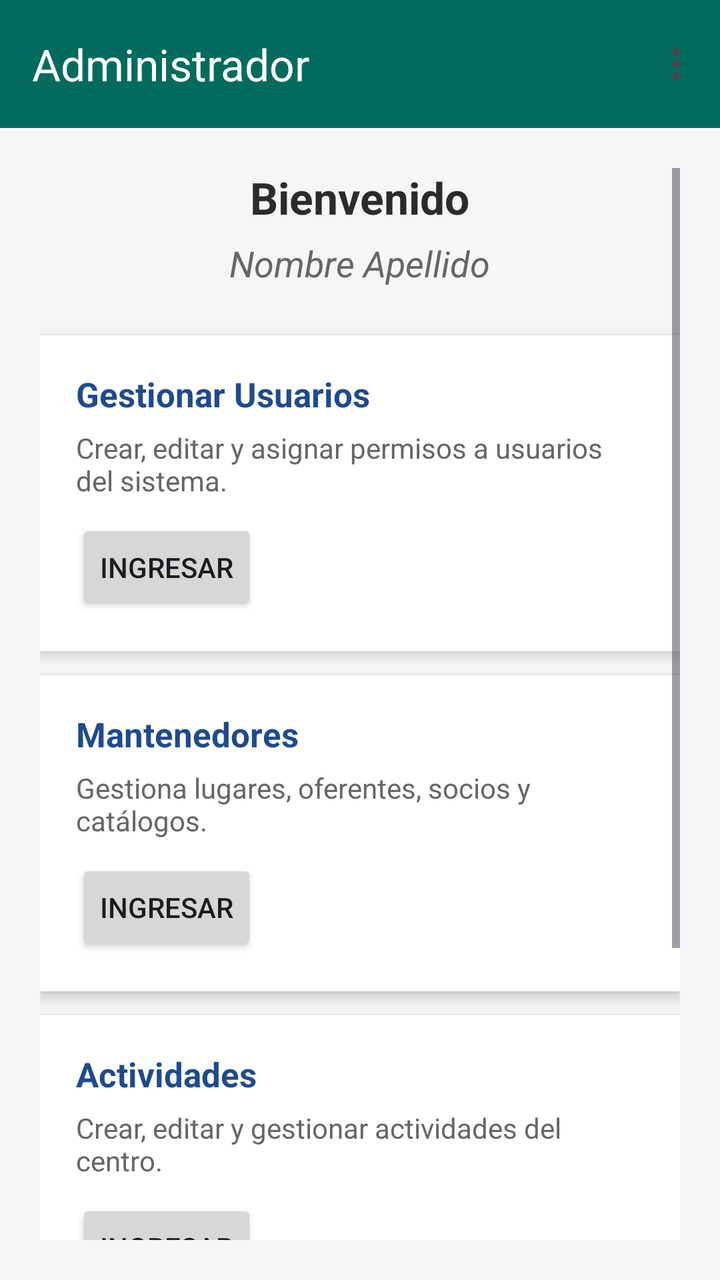
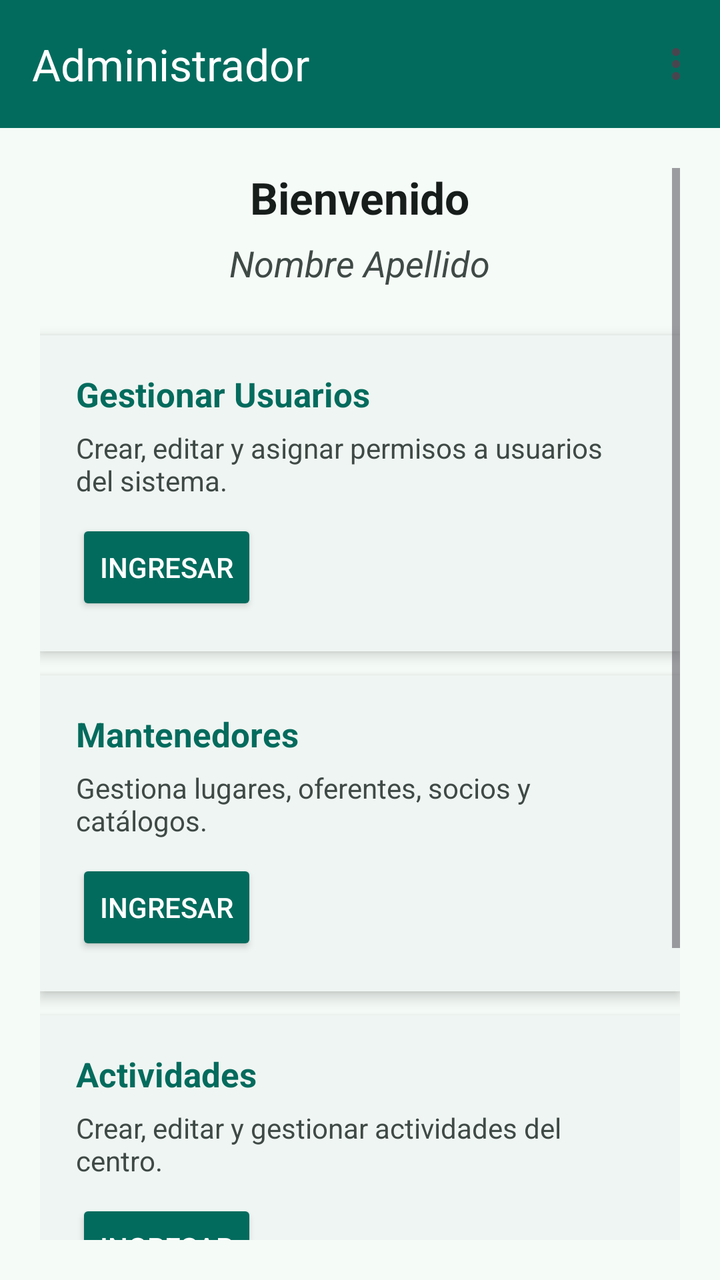

Before-and-after screenshots of an Android layout around one commit, followed by the original layout XML and the change that was made.
<!-- AndroidManifest.xml: application theme AppTheme -->
<!-- res/layout/activity_admin_dashboard.xml -->
<?xml version="1.0" encoding="utf-8"?>
<LinearLayout xmlns:android="http://schemas.android.com/apk/res/android"
    xmlns:app="http://schemas.android.com/apk/res-auto"
    xmlns:tools="http://schemas.android.com/tools"
    android:layout_width="match_parent"
    android:layout_height="match_parent"
    android:orientation="vertical"
    android:background="#F6F6F8"
    android:fitsSystemWindows="true"
    tools:context=".admin.AdminActivity">

    
    <com.google.android.material.appbar.AppBarLayout
        android:layout_width="match_parent"
        android:layout_height="wrap_content"
        android:fitsSystemWindows="true">

        <com.google.android.material.appbar.MaterialToolbar
            android:id="@+id/toolbar"
            android:layout_width="match_parent"
            android:layout_height="?attr/actionBarSize"
            android:background="@color/colorPrimary"
            android:elevation="4dp"
            app:title="Administrador"
            app:titleTextColor="@android:color/white"
            app:menu="@menu/menu_admin" />

    </com.google.android.material.appbar.AppBarLayout>

    
    <ScrollView
        android:layout_width="match_parent"
        android:layout_height="match_parent"
        android:padding="20dp">

        <LinearLayout
            android:layout_width="match_parent"
            android:layout_height="wrap_content"
            android:orientation="vertical"
            android:gravity="center_horizontal">

            
            <TextView
                android:id="@+id/txtBienvenida"
                android:layout_width="wrap_content"
                android:layout_height="wrap_content"
                android:text="Bienvenido"
                android:textSize="22sp"
                android:textStyle="bold"
                android:textColor="#2B2B2B"
                android:paddingBottom="6dp"/>

            <TextView
                android:id="@+id/txtNombreUsuario"
                android:layout_width="wrap_content"
                android:layout_height="wrap_content"
                android:text="Nombre Apellido"
                android:textSize="18sp"
                android:textStyle="italic"
                android:textColor="#666666"
                android:paddingBottom="24dp"/>

            
            <LinearLayout
                android:id="@+id/cardUsuarios"
                android:layout_width="match_parent"
                android:layout_height="wrap_content"
                android:orientation="vertical"
                android:padding="18dp"
                android:layout_marginBottom="12dp"
                android:background="#FFFFFF"
                android:elevation="4dp">

                <TextView
                    android:layout_width="wrap_content"
                    android:layout_height="wrap_content"
                    android:text="Gestionar Usuarios"
                    android:textSize="17sp"
                    android:textStyle="bold"
                    android:textColor="#1F4B8B"/>

                <TextView
                    android:layout_width="wrap_content"
                    android:layout_height="wrap_content"
                    android:text="Crear, editar y asignar permisos a usuarios del sistema."
                    android:textSize="14sp"
                    android:textColor="#666666"
                    android:paddingTop="6dp"
                    android:paddingBottom="10dp"/>

                <Button
                    android:id="@+id/btnGestionUsuarios"
                    android:layout_width="wrap_content"
                    android:layout_height="wrap_content"
                    android:text="Ingresar" />
            </LinearLayout>

            
            <LinearLayout
                android:id="@+id/cardMantenedores"
                android:layout_width="match_parent"
                android:layout_height="wrap_content"
                android:orientation="vertical"
                android:padding="18dp"
                android:layout_marginBottom="12dp"
                android:background="#FFFFFF"
                android:elevation="4dp">

                <TextView
                    android:layout_width="wrap_content"
                    android:layout_height="wrap_content"
                    android:text="Mantenedores"
                    android:textSize="17sp"
                    android:textStyle="bold"
                    android:textColor="#1F4B8B"/>

                <TextView
                    android:layout_width="wrap_content"
                    android:layout_height="wrap_content"
                    android:text="Gestiona lugares, oferentes, socios y catálogos."
                    android:textSize="14sp"
                    android:textColor="#666666"
                    android:paddingTop="6dp"
                    android:paddingBottom="10dp"/>

                <Button
                    android:id="@+id/btnMantenedores"
                    android:layout_width="wrap_content"
                    android:layout_height="wrap_content"
                    android:text="Ingresar" />
            </LinearLayout>

            
            <LinearLayout
                android:id="@+id/cardActividades"
                android:layout_width="match_parent"
                android:layout_height="wrap_content"
                android:orientation="vertical"
                android:padding="18dp"
                android:layout_marginBottom="12dp"
                android:background="#FFFFFF"
                android:elevation="4dp">

                <TextView
                    android:layout_width="wrap_content"
                    android:layout_height="wrap_content"
                    android:text="Actividades"
                    android:textSize="17sp"
                    android:textStyle="bold"
                    android:textColor="#1F4B8B"/>

                <TextView
                    android:layout_width="wrap_content"
                    android:layout_height="wrap_content"
                    android:text="Crear, editar y gestionar actividades del centro."
                    android:textSize="14sp"
                    android:textColor="#666666"
                    android:paddingTop="6dp"
                    android:paddingBottom="10dp"/>

                <Button
                    android:id="@+id/btnActividades"
                    android:layout_width="wrap_content"
                    android:layout_height="wrap_content"
                    android:text="Ingresar" />
            </LinearLayout>

            
            <LinearLayout
                android:id="@+id/cardCalendario"
                android:layout_width="match_parent"
                android:layout_height="wrap_content"
                android:orientation="vertical"
                android:padding="18dp"
                android:layout_marginBottom="20dp"
                android:background="#FFFFFF"
                android:elevation="4dp">

                <TextView
                    android:layout_width="wrap_content"
                    android:layout_height="wrap_content"
                    android:text="Calendario"
                    android:textSize="17sp"
                    android:textStyle="bold"
                    android:textColor="#1F4B8B"/>

                <TextView
                    android:layout_width="wrap_content"
                    android:layout_height="wrap_content"
                    android:text="Supervisa citas, actividades y agenda del centro."
                    android:textSize="14sp"
                    android:textColor="#666666"
                    android:paddingTop="6dp"
                    android:paddingBottom="10dp"/>

                <Button
                    android:id="@+id/btnCalendario"
                    android:layout_width="wrap_content"
                    android:layout_height="wrap_content"
                    android:text="Ingresar" />
            </LinearLayout>

        </LinearLayout>
    </ScrollView>

</LinearLayout>
<!-- resources referenced by this layout -->
<resources>
  <color name="colorPrimary">@color/md_theme_primary</color>
  <color name="md_theme_primary">#036B5D</color>
  <color name="md_theme_onPrimary">#FFFFFF</color>
  <color name="md_theme_primaryContainer">#9FF2E0</color>
  <color name="md_theme_onPrimaryContainer">#005045</color>
  <color name="md_theme_secondary">#016B5D</color>
  <color name="md_theme_onSecondary">#FFFFFF</color>
  <color name="md_theme_secondaryContainer">#9FF2E1</color>
  <color name="md_theme_onSecondaryContainer">#005046</color>
  <color name="md_theme_tertiary">#016B5D</color>
  <color name="md_theme_onTertiary">#FFFFFF</color>
  <color name="md_theme_tertiaryContainer">#9FF2E1</color>
  <color name="md_theme_onTertiaryContainer">#005046</color>
  <color name="md_theme_error">#BA1A1A</color>
  <color name="md_theme_onError">#FFFFFF</color>
  <color name="md_theme_errorContainer">#FFDAD6</color>
  <color name="md_theme_onErrorContainer">#93000A</color>
  <color name="md_theme_background">#F5FBF7</color>
  <color name="md_theme_onBackground">#171D1B</color>
  <color name="md_theme_surface">#F5FBF7</color>
  <color name="md_theme_onSurface">#171D1B</color>
  <color name="md_theme_surfaceVariant">#DAE5E1</color>
  <color name="md_theme_onSurfaceVariant">#3F4946</color>
  <color name="md_theme_outline">#6F7976</color>
  <color name="md_theme_outlineVariant">#BEC9C5</color>
  <color name="md_theme_inverseSurface">#2B3230</color>
  <color name="md_theme_inverseOnSurface">#ECF2EF</color>
  <color name="md_theme_inversePrimary">#84D5C4</color>
  <color name="md_theme_primaryFixed">#9FF2E0</color>
  <color name="md_theme_onPrimaryFixed">#00201B</color>
  <color name="md_theme_primaryFixedDim">#84D5C4</color>
  <color name="md_theme_onPrimaryFixedVariant">#005045</color>
  <color name="md_theme_secondaryFixed">#9FF2E1</color>
  <color name="md_theme_onSecondaryFixed">#00201B</color>
  <color name="md_theme_secondaryFixedDim">#83D5C5</color>
  <color name="md_theme_onSecondaryFixedVariant">#005046</color>
  <color name="md_theme_tertiaryFixed">#9FF2E1</color>
  <color name="md_theme_onTertiaryFixed">#00201B</color>
  <color name="md_theme_tertiaryFixedDim">#83D5C5</color>
  <color name="md_theme_onTertiaryFixedVariant">#005046</color>
  <color name="md_theme_surfaceDim">#D5DBD8</color>
  <color name="md_theme_surfaceBright">#F5FBF7</color>
  <color name="md_theme_surfaceContainerLowest">#FFFFFF</color>
  <color name="md_theme_surfaceContainerLow">#EFF5F2</color>
  <color name="md_theme_surfaceContainer">#E9EFEC</color>
  <color name="md_theme_surfaceContainerHigh">#E3EAE6</color>
  <color name="md_theme_surfaceContainerHighest">#DEE4E1</color>
  <!-- unchanged entries left out for length: 1 -->
</resources>

<!-- the commit's change to res/layout/activity_admin_dashboard.xml (unified diff, before → after) -->
@@ -2,11 +2,11 @@
 <LinearLayout xmlns:android="http://schemas.android.com/apk/res/android"
     xmlns:app="http://schemas.android.com/apk/res-auto"
     xmlns:tools="http://schemas.android.com/tools"
+    android:id="@+id/root_container"
     android:layout_width="match_parent"
     android:layout_height="match_parent"
     android:orientation="vertical"
-    android:background="#F6F6F8"
-    android:fitsSystemWindows="true"
+    android:background="?attr/colorSurface"
     tools:context=".admin.AdminActivity">
 
     
@@ -19,10 +19,10 @@
             android:id="@+id/toolbar"
             android:layout_width="match_parent"
             android:layout_height="?attr/actionBarSize"
-            android:background="@color/colorPrimary"
+            android:background="?attr/colorPrimary"
             android:elevation="4dp"
             app:title="Administrador"
-            app:titleTextColor="@android:color/white"
+            app:titleTextColor="?attr/colorOnPrimary"
             app:menu="@menu/menu_admin" />
 
     </com.google.android.material.appbar.AppBarLayout>
@@ -47,7 +47,7 @@
                 android:text="Bienvenido"
                 android:textSize="22sp"
                 android:textStyle="bold"
-                android:textColor="#2B2B2B"
+                android:textColor="?attr/colorOnSurface"
                 android:paddingBottom="6dp"/>
 
             <TextView
@@ -57,7 +57,7 @@
                 android:text="Nombre Apellido"
                 android:textSize="18sp"
                 android:textStyle="italic"
-                android:textColor="#666666"
+                android:textColor="?attr/colorOnSurfaceVariant"
                 android:paddingBottom="24dp"/>
 
             
@@ -68,7 +68,7 @@
                 android:orientation="vertical"
                 android:padding="18dp"
                 android:layout_marginBottom="12dp"
-                android:background="#FFFFFF"
+                android:background="@color/md_theme_surfaceContainerLow"
                 android:elevation="4dp">
 
                 <TextView
@@ -77,14 +77,14 @@
                     android:text="Gestionar Usuarios"
                     android:textSize="17sp"
                     android:textStyle="bold"
-                    android:textColor="#1F4B8B"/>
+                    android:textColor="?attr/colorPrimary"/>
 
                 <TextView
                     android:layout_width="wrap_content"
                     android:layout_height="wrap_content"
                     android:text="Crear, editar y asignar permisos a usuarios del sistema."
                     android:textSize="14sp"
-                    android:textColor="#666666"
+                    android:textColor="?attr/colorOnSurfaceVariant"
                     android:paddingTop="6dp"
                     android:paddingBottom="10dp"/>
 
@@ -92,6 +92,8 @@
                     android:id="@+id/btnGestionUsuarios"
                     android:layout_width="wrap_content"
                     android:layout_height="wrap_content"
+                    android:backgroundTint="?attr/colorPrimary"
+                    android:textColor="?attr/colorOnPrimary"
                     android:text="Ingresar" />
             </LinearLayout>
 
@@ -103,7 +105,7 @@
                 android:orientation="vertical"
                 android:padding="18dp"
                 android:layout_marginBottom="12dp"
-                android:background="#FFFFFF"
+                android:background="@color/md_theme_surfaceContainerLow"
                 android:elevation="4dp">
 
                 <TextView
@@ -112,14 +114,14 @@
                     android:text="Mantenedores"
                     android:textSize="17sp"
                     android:textStyle="bold"
-                    android:textColor="#1F4B8B"/>
+                    android:textColor="?attr/colorPrimary"/>
 
                 <TextView
                     android:layout_width="wrap_content"
                     android:layout_height="wrap_content"
                     android:text="Gestiona lugares, oferentes, socios y catálogos."
                     android:textSize="14sp"
-                    android:textColor="#666666"
+                    android:textColor="?attr/colorOnSurfaceVariant"
                     android:paddingTop="6dp"
                     android:paddingBottom="10dp"/>
 
@@ -127,6 +129,8 @@
                     android:id="@+id/btnMantenedores"
                     android:layout_width="wrap_content"
                     android:layout_height="wrap_content"
+                    android:backgroundTint="?attr/colorPrimary"
+                    android:textColor="?attr/colorOnPrimary"
                     android:text="Ingresar" />
             </LinearLayout>
 
@@ -138,7 +142,7 @@
                 android:orientation="vertical"
                 android:padding="18dp"
                 android:layout_marginBottom="12dp"
-                android:background="#FFFFFF"
+                android:background="@color/md_theme_surfaceContainerLow"
                 android:elevation="4dp">
 
                 <TextView
@@ -147,14 +151,14 @@
                     android:text="Actividades"
                     android:textSize="17sp"
                     android:textStyle="bold"
-                    android:textColor="#1F4B8B"/>
+                    android:textColor="?attr/colorPrimary"/>
 
                 <TextView
                     android:layout_width="wrap_content"
                     android:layout_height="wrap_content"
                     android:text="Crear, editar y gestionar actividades del centro."
                     android:textSize="14sp"
-                    android:textColor="#666666"
+                    android:textColor="?attr/colorOnSurfaceVariant"
                     android:paddingTop="6dp"
                     android:paddingBottom="10dp"/>
 
@@ -162,6 +166,8 @@
                     android:id="@+id/btnActividades"
                     android:layout_width="wrap_content"
                     android:layout_height="wrap_content"
+                    android:backgroundTint="?attr/colorPrimary"
+                    android:textColor="?attr/colorOnPrimary"
                     android:text="Ingresar" />
             </LinearLayout>
 
@@ -173,7 +179,7 @@
                 android:orientation="vertical"
                 android:padding="18dp"
                 android:layout_marginBottom="20dp"
-                android:background="#FFFFFF"
+                android:background="@color/md_theme_surfaceContainerLow"
                 android:elevation="4dp">
 
                 <TextView
@@ -182,14 +188,14 @@
                     android:text="Calendario"
                     android:textSize="17sp"
                     android:textStyle="bold"
-                    android:textColor="#1F4B8B"/>
+                    android:textColor="?attr/colorPrimary"/>
 
                 <TextView
                     android:layout_width="wrap_content"
                     android:layout_height="wrap_content"
                     android:text="Supervisa citas, actividades y agenda del centro."
                     android:textSize="14sp"
-                    android:textColor="#666666"
+                    android:textColor="?attr/colorOnSurfaceVariant"
                     android:paddingTop="6dp"
                     android:paddingBottom="10dp"/>
 
@@ -197,6 +203,8 @@
                     android:id="@+id/btnCalendario"
                     android:layout_width="wrap_content"
                     android:layout_height="wrap_content"
+                    android:backgroundTint="?attr/colorPrimary"
+                    android:textColor="?attr/colorOnPrimary"
                     android:text="Ingresar" />
             </LinearLayout>
 
<!-- resource entries referenced after the edit -->
@@ -1,6 +1,5 @@
 <!-- resources referenced by this layout -->
 <resources>
-  <color name="colorPrimary">@color/md_theme_primary</color>
   <color name="md_theme_primary">#036B5D</color>
   <color name="md_theme_onPrimary">#FFFFFF</color>
   <color name="md_theme_primaryContainer">#9FF2E0</color>
